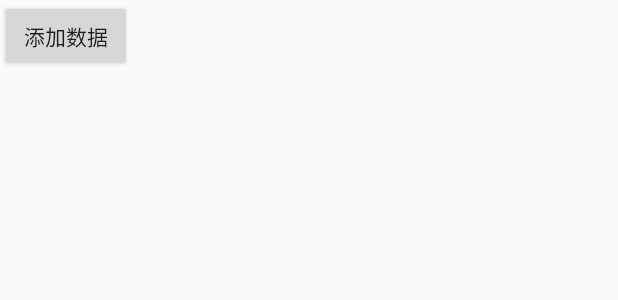
After one commit to itMicmouse/WidgetList, an Android app: the layout name.xml on its own in the app's theme, with its tools: preview values and no code run, on a phone screen of 412 x 824 dp. The commit adds this screen. Shown: the top 300 px of the screen. Run offline under Robolectric (Android 15) with nearby library versions, the phone set to English and light mode, and no system bars.

Commit message:
realm sample demo

```diff
--- a/app/build.gradle
+++ b/app/build.gradle
@@ -1,5 +1,6 @@
 apply plugin: 'com.android.application'
 apply from: '../config/quality/quality.gradle'
+apply plugin: 'realm-android'
 
 android {
     def globalConfiguration = rootProject.extensions.getByName("ext")
@@ -27,7 +28,6 @@ dependencies {
     def appDependencies = rootProject.ext.appDependencies
     def appTestDependencies = rootProject.ext.appTestDependencies
     def developmentDependencies = rootProject.ext.developmentDependencies
-
     compile appDependencies.recyclerView
     compile appDependencies.rxJava
     compile appDependencies.rxAndroid
@@ -39,4 +39,5 @@ dependencies {
     compile project(':lib_recycleview')
     compile project(path: ':lib_fragmentdialog')
     compile project(':livebutton')
+    compile project(':realmreserve')
 }
--- a/app/src/main/java/org/micmource/widgetlists/widgetlist/MainActivity.java
+++ b/app/src/main/java/org/micmource/widgetlists/widgetlist/MainActivity.java
@@ -20,6 +20,7 @@ import com.lib_recycleview.view.listview.RecyclerListFragment;
 import com.lib_recycleview.view.staggeredgrid.RecyclerStaggeredGridFragment;
 import com.livebutton.LiveButtonFragment;
 
+import org.micmource.realmreserve.RealmeFragment;
 import org.micmource.widgetlists.widgetlist.tag.DoorActivity;
 
 /**
@@ -79,6 +80,9 @@ public class MainActivity extends ActionBarActivity implements MainFragment.OnLi
             case 9:
                 fragment = new MineFragment();
                 break;
+            case 10:
+                fragment = new RealmeFragment();
+                break;
 
         }
         getFragmentManager().beginTransaction()
--- a/app/src/main/res/values/strings.xml
+++ b/app/src/main/res/values/strings.xml
@@ -13,5 +13,6 @@
         <item>特殊button</item>
         <item>recycleView 的流式布局</item>
         <item>自定义recycleView LayoutManage</item>
+        <item>Realme 数据库的技术储备</item>
     </array>
 </resources>
--- /dev/null
+++ b/realmreserve/src/main/res/layout/name.xml
@@ -0,0 +1,13 @@
+<?xml version="1.0" encoding="utf-8"?>
+<LinearLayout xmlns:android="http://schemas.android.com/apk/res/android"
+    android:layout_width="match_parent"
+    android:layout_height="match_parent">
+
+    <Button
+        android:id="@+id/btn_add"
+        android:text="添加数据"
+        android:onClick="addData"
+        android:layout_width="wrap_content"
+        android:layout_height="wrap_content" />
+
+</LinearLayout>
```
Also changed, not shown: realmreserve/src/main/java/org/micmource/realmreserve/Dog.java (added, +28 -0 lines), realmreserve/src/main/java/org/micmource/realmreserve/Person.java (added, +40 -0 lines), realmreserve/src/main/java/org/micmource/realmreserve/RealmeFragment.java (added, +95 -0 lines), realmreserve/src/main/java/org/micmource/realmreserve/Test.java (deleted, +0 -7 lines).
